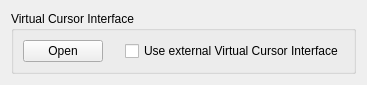
Before: the Qt Designer form myogestic/gui/widgets/visual_interfaces/virtual_cursor_interface/ui/setup.ui in NsquaredLab/MyoGestic, drawn with Qt 5.
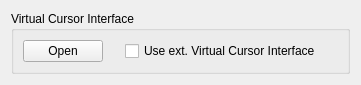
After: the same form once the commit is applied.

Patch:
```diff
--- a/myogestic/gui/widgets/visual_interfaces/virtual_cursor_interface/ui/setup.ui
+++ b/myogestic/gui/widgets/visual_interfaces/virtual_cursor_interface/ui/setup.ui
@@ -20,6 +20,13 @@
       <string>Virtual Cursor Interface</string>
      </property>
      <layout class="QGridLayout" name="gridLayout_31">
+      <item row="0" column="4">
+       <widget class="QCheckBox" name="useExternalVirtualCursorInterfaceCheckBox">
+        <property name="text">
+         <string>Use ext. Virtual Cursor Interface</string>
+        </property>
+       </widget>
+      </item>
       <item row="0" column="0" colspan="2">
        <widget class="QPushButton" name="toggleVirtualCursorInterfacePushButton">
         <property name="text">
@@ -30,13 +37,6 @@
         </property>
        </widget>
       </item>
-      <item row="0" column="3">
-       <widget class="QCheckBox" name="useExternalVirtualCursorInterfaceCheckBox">
-        <property name="text">
-         <string>Use external Virtual Cursor Interface</string>
-        </property>
-       </widget>
-      </item>
       <item row="0" column="2">
        <widget class="QWidget" name="virtualCursorInterfaceStatusWidget" native="true">
         <property name="sizePolicy">
@@ -56,6 +56,22 @@
         </property>
        </widget>
       </item>
+      <item row="0" column="5">
+       <spacer name="horizontalSpacer">
+        <property name="orientation">
+         <enum>Qt::Orientation::Horizontal</enum>
+        </property>
+        <property name="sizeType">
+         <enum>QSizePolicy::Policy::Fixed</enum>
+        </property>
+        <property name="sizeHint" stdset="0">
+         <size>
+          <width>17</width>
+          <height>20</height>
+         </size>
+        </property>
+       </spacer>
+      </item>
      </layout>
     </widget>
    </item>
```
